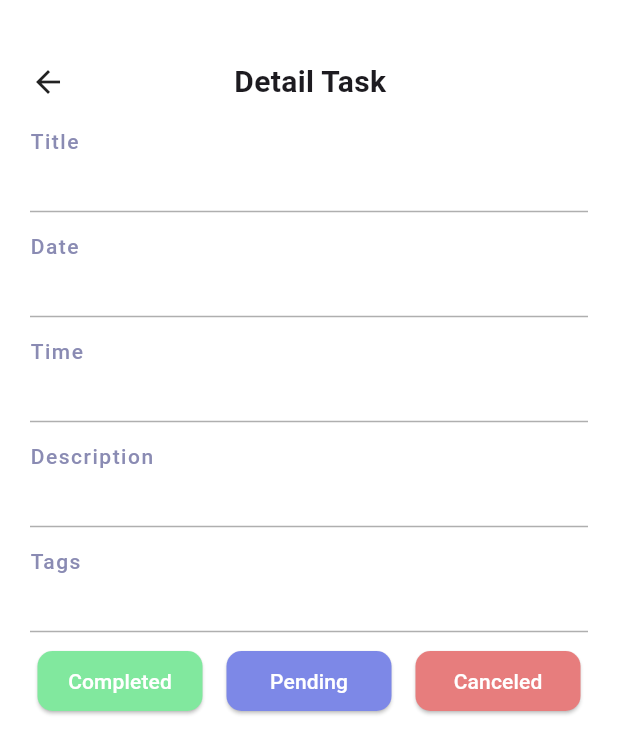
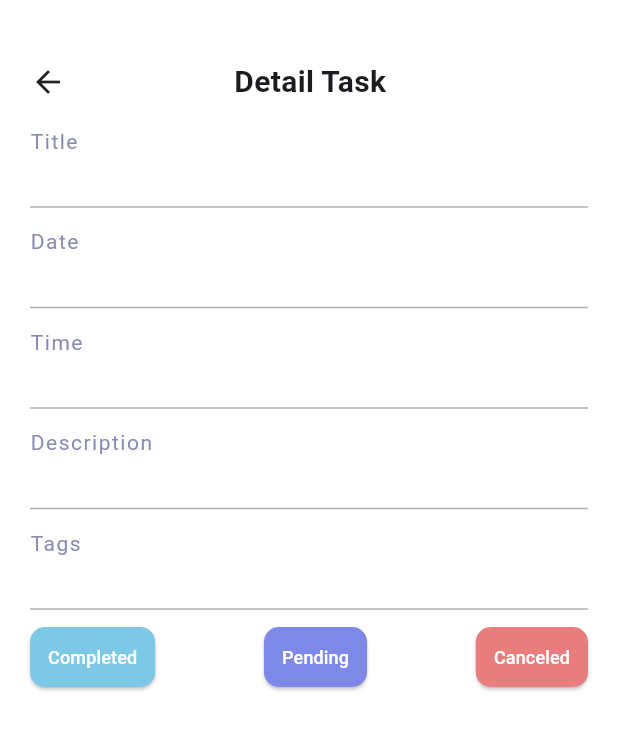
Before and after one commit to khairul-rasyid/UAS-PPB-Kelompok1-TaskManager, a Flutter app: the DetailTask screen opened directly with empty values, on a phone screen of 412 x 824 dp. Shown: the top 754 px of the screen. Run offline on Flutter 3.47's test engine with Material 3 defaults, Android fonts, the light colour scheme and no system bars; our stand-ins replace awesome_notifications, cloud_firestore, firebase_auth, firebase_core, get, google_sign_in and 1 more; accounts and stored records are empty; network calls fail.

Commit message:
improved TaskDetail.dart layout and UI

```diff
--- a/lib/pages/detail_task.dart
+++ b/lib/pages/detail_task.dart
@@ -96,7 +96,7 @@ class _DetailTaskState extends State<DetailTask> {
 
             //button status
             Padding(
-              padding: const EdgeInsets.all(5.0),
+              padding: const EdgeInsets.all(0),
               child: Row(
                 mainAxisAlignment: MainAxisAlignment.spaceBetween,
                 children: [
@@ -130,7 +130,7 @@ class _DetailTaskState extends State<DetailTask> {
       style: const TextStyle(
         letterSpacing: 1,
         fontSize: 14,
-        fontWeight: FontWeight.w500,
+        fontWeight: FontWeight.w400,
         color: Color(0xFF8A8BB3),
       ),
     );
@@ -140,8 +140,8 @@ class _DetailTaskState extends State<DetailTask> {
     return Text(
       text,
       style: const TextStyle(
-        fontSize: 18,
-        fontWeight: FontWeight.w500,
+        fontSize: 16,
+        fontWeight: FontWeight.w400,
         color: Colors.black,
       ),
     );
@@ -160,8 +160,6 @@ class _DetailTaskState extends State<DetailTask> {
       required String newStatus,
       required int idNotif}) {
     return SizedBox(
-      width: 110,
-      height: 40,
       child: ElevatedButton(
         onPressed: () {
           final changeData = {'status': newStatus};
@@ -172,7 +170,9 @@ class _DetailTaskState extends State<DetailTask> {
         style: _colorButton(status: newStatus),
         child: Text(
           text,
-          style: const TextStyle(fontSize: 14, fontWeight: FontWeight.w500),
+          style: const TextStyle(
+            fontSize: 12,
+          ),
         ),
       ),
     );
@@ -181,15 +181,15 @@ class _DetailTaskState extends State<DetailTask> {
   ButtonStyle _colorButton({required String status}) {
     if (status == "completed") {
       return ElevatedButton.styleFrom(
-          padding: const EdgeInsets.all(1),
-          backgroundColor: const Color(0xFF81E89E), // Warna background tombol
+          padding: const EdgeInsets.symmetric(vertical: 8, horizontal: 12),
+          backgroundColor: const Color(0xFF7DC8E7), // Warna background tombol
           foregroundColor: Colors.white, // Warna teks tombol
           shape: RoundedRectangleBorder(
             borderRadius: BorderRadius.circular(10), // Sudut tombol
           ));
     } else if (status == "pending") {
       return ElevatedButton.styleFrom(
-          padding: const EdgeInsets.all(1),
+          padding: const EdgeInsets.symmetric(vertical: 8, horizontal: 12),
           backgroundColor: const Color(0xFF7D88E7), // Warna background tombol
           foregroundColor: Colors.white, // Warna teks tombol
           shape: RoundedRectangleBorder(
@@ -197,13 +197,22 @@ class _DetailTaskState extends State<DetailTask> {
           ));
     } else if (status == "canceled") {
       return ElevatedButton.styleFrom(
-          padding: const EdgeInsets.all(1),
+          padding: const EdgeInsets.symmetric(vertical: 8, horizontal: 12),
           backgroundColor: const Color(0xFFE77D7D), // Warna background tombol
           foregroundColor: Colors.white, // Warna teks tombol
           shape: RoundedRectangleBorder(
             borderRadius: BorderRadius.circular(10), // Sudut tombol
           ));
+    } else if (status == "on going") {
+      return ElevatedButton.styleFrom(
+          padding: const EdgeInsets.symmetric(vertical: 8, horizontal: 12),
+          backgroundColor: const Color(0xFF81E89E), // Warna background tombol
+          foregroundColor: Colors.white, // Warna teks tombol
+          shape: RoundedRectangleBorder(
+            borderRadius: BorderRadius.circular(10), // Sudut tombol
+          ));
     }
+
     return ElevatedButton.styleFrom();
   }
 }
```
Also changed, not shown: lib/main.dart (+33 -69 lines), lib/pages/list_task.dart (+19 -1 lines), lib/services/dbservices.dart (+0 -28 lines).
